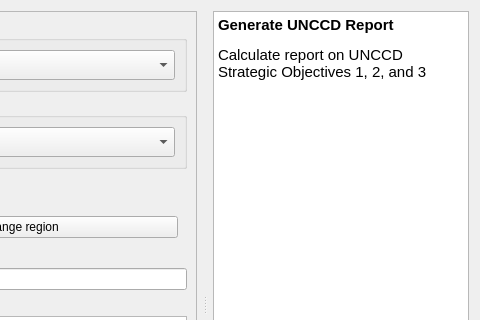
Old version of the form LDMP/gui/DlgCalculateUNCCDReport.ui in the repository ConservationInternational/trends.earth; both pictures show x 489 to 969 and y 0 to 320 of the 969 by 635 pixel window.
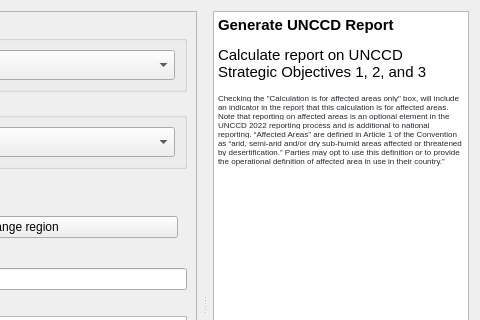
New version of the form. Custom widgets are drawn as their Qt base class.

What changed in the file:
```diff
--- a/LDMP/gui/DlgCalculateUNCCDReport.ui
+++ b/LDMP/gui/DlgCalculateUNCCDReport.ui
@@ -330,9 +330,10 @@
        <string>&lt;!DOCTYPE HTML PUBLIC &quot;-//W3C//DTD HTML 4.0//EN&quot; &quot;http://www.w3.org/TR/REC-html40/strict.dtd&quot;&gt;
 &lt;html&gt;&lt;head&gt;&lt;meta name=&quot;qrichtext&quot; content=&quot;1&quot; /&gt;&lt;style type=&quot;text/css&quot;&gt;
 p, li { white-space: pre-wrap; }
-&lt;/style&gt;&lt;/head&gt;&lt;body style=&quot; font-family:'MS Shell Dlg 2'; font-size:8.25pt; font-weight:400; font-style:normal;&quot;&gt;
+&lt;/style&gt;&lt;/head&gt;&lt;body style=&quot; font-family:'MS Shell Dlg 2'; font-size:5.5pt; font-weight:400; font-style:normal;&quot;&gt;
 &lt;p style=&quot; margin-top:18px; margin-bottom:12px; margin-left:0px; margin-right:0px; -qt-block-indent:0; text-indent:0px;&quot;&gt;&lt;span style=&quot; font-family:'Ubuntu'; font-size:11pt; font-weight:600;&quot;&gt;Generate UNCCD Report&lt;/span&gt;&lt;/p&gt;
-&lt;p style=&quot; margin-top:12px; margin-bottom:12px; margin-left:0px; margin-right:0px; -qt-block-indent:0; text-indent:0px;&quot;&gt;&lt;span style=&quot; font-family:'Ubuntu'; font-size:11pt;&quot;&gt;Calculate report on UNCCD Strategic Objectives 1, 2, and 3&lt;/span&gt;&lt;/p&gt;&lt;/body&gt;&lt;/html&gt;</string>
+&lt;p style=&quot; margin-top:12px; margin-bottom:12px; margin-left:0px; margin-right:0px; -qt-block-indent:0; text-indent:0px;&quot;&gt;&lt;span style=&quot; font-family:'Ubuntu'; font-size:11pt;&quot;&gt;Calculate report on UNCCD Strategic Objectives 1, 2, and 3&lt;/span&gt;&lt;/p&gt;
+&lt;p style=&quot; margin-top:12px; margin-bottom:12px; margin-left:0px; margin-right:0px; -qt-block-indent:0; text-indent:0px;&quot;&gt;&lt;span style=&quot; font-family:'-apple-system','BlinkMacSystemFont','Segoe UI','Helvetica','Arial','sans-serif','Apple Color Emoji','Segoe UI Emoji'; font-size:6pt; color:#24292f; background-color:#ffffff;&quot;&gt;Checking the &amp;quot;Calculation is for affected areas only&amp;quot; box, will include an indicator in the report that this calculation is for affected areas. Note that reporting on affected areas is an optional element in the UNCCD 2022 reporting process and is additional to national reporting. “Affected Areas” are defined in Article 1 of the Convention as “arid, semi-arid and/or dry sub-humid areas affected or threatened by desertification.” Parties may opt to use this definition or to provide the operational definition of affected area in use in their country.”&lt;/span&gt;&lt;/p&gt;&lt;/body&gt;&lt;/html&gt;</string>
       </property>
       <property name="openExternalLinks">
        <bool>true</bool>
```
